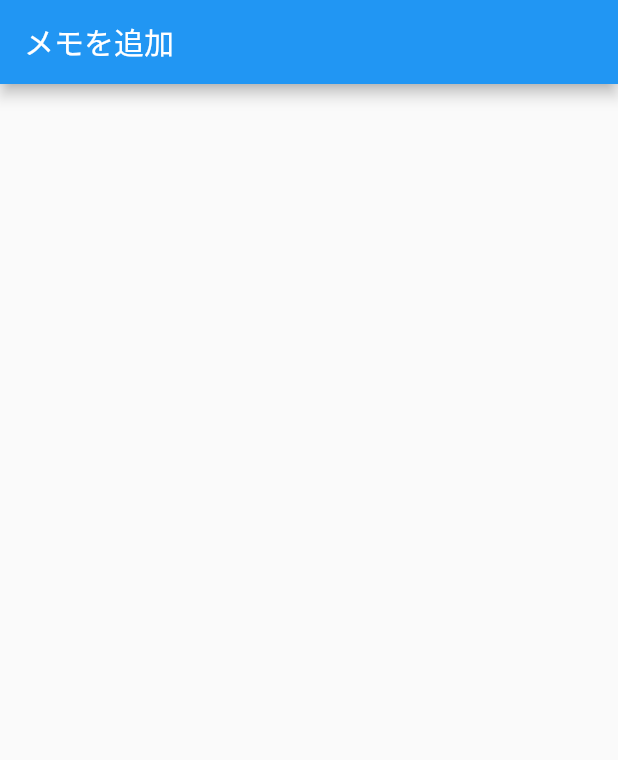
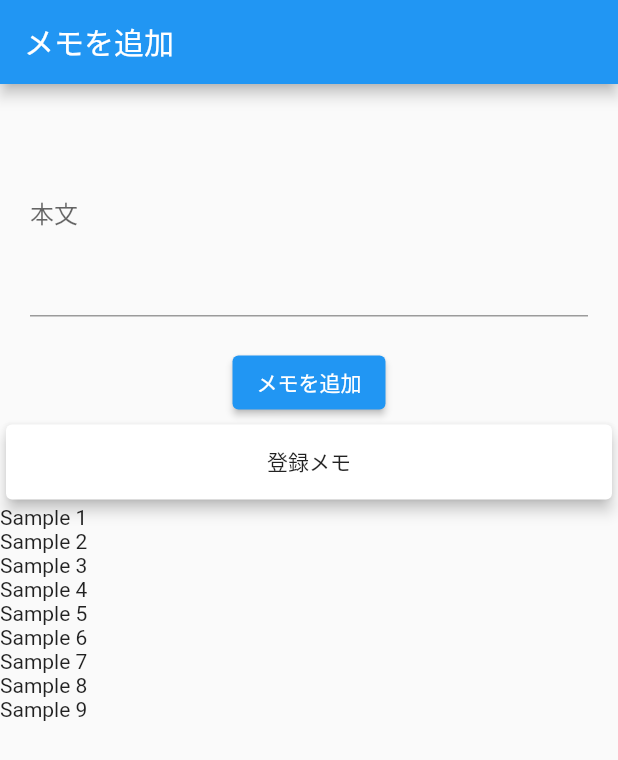
Before and after one commit to Yuta-KTD/one_minutes_memo, a Flutter app: the AddMemoScreen screen opened by its route, on a phone screen of 412 x 824 dp. Shown: the top 760 px of the screen. Run offline on Flutter 3.47's test engine with Material 2 defaults, Android fonts, the phone set to English and light mode, and no system bars; drawn by our look-alikes of flutter_form_builder; our stand-ins replace flutter_riverpod, form_builder_validators, freezed_annotation, go_router.

Commit message:
✨ 内部的なメモ追加機能 (#3)
外部接続はまだ

---------

Co-authored-by: katada <katada@ferix.jp>

```diff
--- a/lib/constant/text_const.dart
+++ b/lib/constant/text_const.dart
@@ -1,3 +1,5 @@
+// ここに書いてあるのは仮置き
+// TODO: 何を書くべきか精査する
 class TextConst {
   static const String memoTitle = 'メモを追加';
   static const String signInTitle = 'ログイン';
--- /dev/null
+++ b/lib/ui/component/button/primary_button.dart
@@ -0,0 +1,17 @@
+import 'package:flutter/material.dart';
+import 'package:one_minutes_memo/ui/component/simple_text.dart';
+
+class PrimaryButton extends StatelessWidget {
+  const PrimaryButton({super.key, required this.onPressed, required this.text});
+
+  final VoidCallback onPressed;
+  final String text;
+
+  @override
+  Widget build(BuildContext context) {
+    return ElevatedButton(
+      onPressed: onPressed,
+      child: SimpleText(text: text),
+    );
+  }
+}
--- /dev/null
+++ b/lib/ui/component/form/primary_text_field.dart
@@ -0,0 +1,41 @@
+import 'package:flutter/material.dart';
+import 'package:flutter_form_builder/flutter_form_builder.dart';
+import 'package:form_builder_validators/form_builder_validators.dart';
+
+class PrimaryTextField extends StatelessWidget {
+  const PrimaryTextField(
+      {super.key,
+      required this.name,
+      this.labelText,
+      this.isMultiLineInput = false,
+      this.hintText,
+      this.errorText,
+      this.validator,
+      this.onChanged,
+      this.keyboardType});
+
+  final String name;
+  final String? labelText;
+  final String? hintText;
+  final String? errorText;
+  final FormFieldValidator? validator;
+  final TextInputType? keyboardType;
+  final bool isMultiLineInput;
+  final void Function(String?)? onChanged;
+
+  @override
+  Widget build(BuildContext context) {
+    return FormBuilderTextField(
+      name: name,
+      decoration: InputDecoration(
+        labelText: labelText,
+        hintText: hintText,
+        errorText: errorText,
+      ),
+      keyboardType: isMultiLineInput ? TextInputType.multiline : keyboardType,
+      maxLines: isMultiLineInput ? 5 : 1,
+      validator: validator,
+      onChanged: onChanged,
+    );
+  }
+}
--- a/lib/view/add_memo_sceen.dart
+++ b/lib/view/add_memo_sceen.dart
@@ -1,10 +1,24 @@
 import 'package:flutter/material.dart';
-import 'package:one_minutes_memo/constant/text_const.dart';
+import 'package:flutter_form_builder/flutter_form_builder.dart';
+import 'package:flutter_riverpod/flutter_riverpod.dart';
+import 'package:form_builder_validators/form_builder_validators.dart';
+import 'package:one_minutes_memo/provider/memo_content_list.dart';
 
+import '../constant/text_const.dart';
+import '../ui/component/button/primary_button.dart';
+import '../ui/component/form/primary_text_field.dart';
 import '../ui/component/simple_text.dart';
 
-class AddMemoScreen extends StatelessWidget {
+class AddMemoScreen extends ConsumerStatefulWidget {
   const AddMemoScreen({super.key});
+
+  @override
+  AddMemoScreenState createState() => AddMemoScreenState();
+}
+
+class AddMemoScreenState extends ConsumerState<AddMemoScreen> {
+  final _formKey = GlobalKey<FormBuilderState>();
+  String? _memoError;
 
   @override
   Widget build(BuildContext context) {
@@ -12,6 +26,93 @@ class AddMemoScreen extends StatelessWidget {
       appBar: AppBar(
         title: const SimpleText(text: TextConst.memoTitle),
       ),
+      body: Column(
+        children: [
+          FormBuilder(
+            key: _formKey,
+            child: Column(
+              children: [
+                Padding(
+                  padding: const EdgeInsets.all(20.0),
+                  child: PrimaryTextField(
+                    name: "memo",
+                    labelText: "本文",
+                    errorText: _memoError,
+                    isMultiLineInput: true,
+                    validator: FormBuilderValidators.compose(
+                      [FormBuilderValidators.required()],
+                    ),
+                    onChanged: (_) => _onChanged(),
+                  ),
+                ),
+                PrimaryButton(
+                  onPressed: () => _onPressed(),
+                  text: "メモを追加",
+                ),
+              ],
+            ),
+          ),
+          SingleChildScrollView(
+            child: Column(
+              children: [
+                const Card(
+                  elevation: 4,
+                  child: SizedBox(
+                      height: 50,
+                      width: double.infinity,
+                      child: Center(child: Text('登録メモ'))),
+                ),
+                // パフォーマンス的にやめた方が良さそう
+                // TODO: https://www.youtube.com/watch?v=LUqDNnv_dh0 のようにCustomScrollView/Sliver使う
+                ListView(
+                  shrinkWrap: true,
+                  physics: const NeverScrollableScrollPhysics(),
+                  children: const [
+                    Text('Sample 1'),
+                    Text('Sample 2'),
+                    Text('Sample 3'),
+                    Text('Sample 4'),
+                    Text('Sample 5'),
+                    Text('Sample 6'),
+                    Text('Sample 7'),
+                    Text('Sample 8'),
+                    Text('Sample 9'),
+                  ],
+                )
+              ],
+            ),
+          ),
+        ],
+      ),
     );
   }
+
+  void _onChanged() {
+    _formKey.currentState?.save();
+    print('test');
+  }
+
+  Future<void> _onPressed() async {
+    setState(() => _memoError = null);
+
+    print(_formKey.currentState!.value["memo"]);
+    // print(_formKey.currentState!.validate());
+
+    // FIXME: 未入力→入力で登録をしてもバリデーションに引っかかる
+    if (!_formKey.currentState!.validate()) {
+      setState(() => _memoError = '最低1文字は入力が必要です');
+      return;
+    }
+
+    ScaffoldMessenger.of(context).showSnackBar(
+      const SnackBar(content: Text('データを送信')),
+    );
+    ref
+        .watch(memoContentsProvider.notifier)
+        .addMemo(_formKey.currentState!.value["memo"]);
+
+    // print(_formKey.currentState!.value["memo"]);
+
+    _formKey.currentState!.patchValue({'memo': ''});
+  }
 }
--- a/lib/view/sign_in_screen.dart
+++ b/lib/view/sign_in_screen.dart
@@ -1,4 +1,5 @@
 import 'package:flutter/material.dart';
+import 'package:go_router/go_router.dart';
 import 'package:one_minutes_memo/constant/text_const.dart';
 
 import '../ui/component/simple_text.dart';
@@ -12,6 +13,12 @@ class SignInScreen extends StatelessWidget {
       appBar: AppBar(
         title: const SimpleText(text: TextConst.signInTitle),
       ),
+      body: Center(
+        child: TextButton(
+          child: const SimpleText(text: 'メモを追加'),
+          onPressed: () => context.go('/addmemo'),
+        ),
+      ),
     );
   }
 }
--- a/pubspec.yaml
+++ b/pubspec.yaml
@@ -41,6 +41,8 @@ dependencies:
   flutter_riverpod: ^2.3.6
   flutter_svg: ^2.0.7
   go_router: ^10.0.0
+  flutter_form_builder: ^9.1.0
+  form_builder_validators: ^9.0.0
 
 dev_dependencies:
   flutter_test:
```
Also changed, not shown: lib/model/memo.dart (added, +20 -0 lines), lib/provider/memo_content_list.dart (added, +18 -0 lines), lib/model/memo.freezed.dart (added), lib/model/memo.g.dart (added), pubspec.lock.
